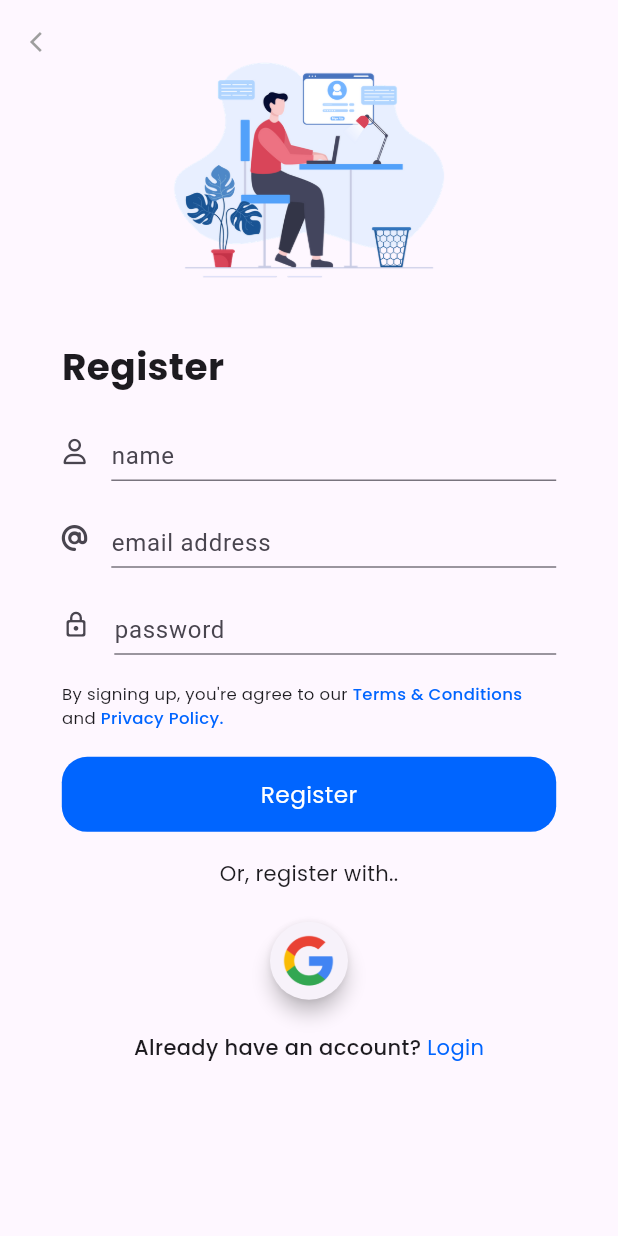
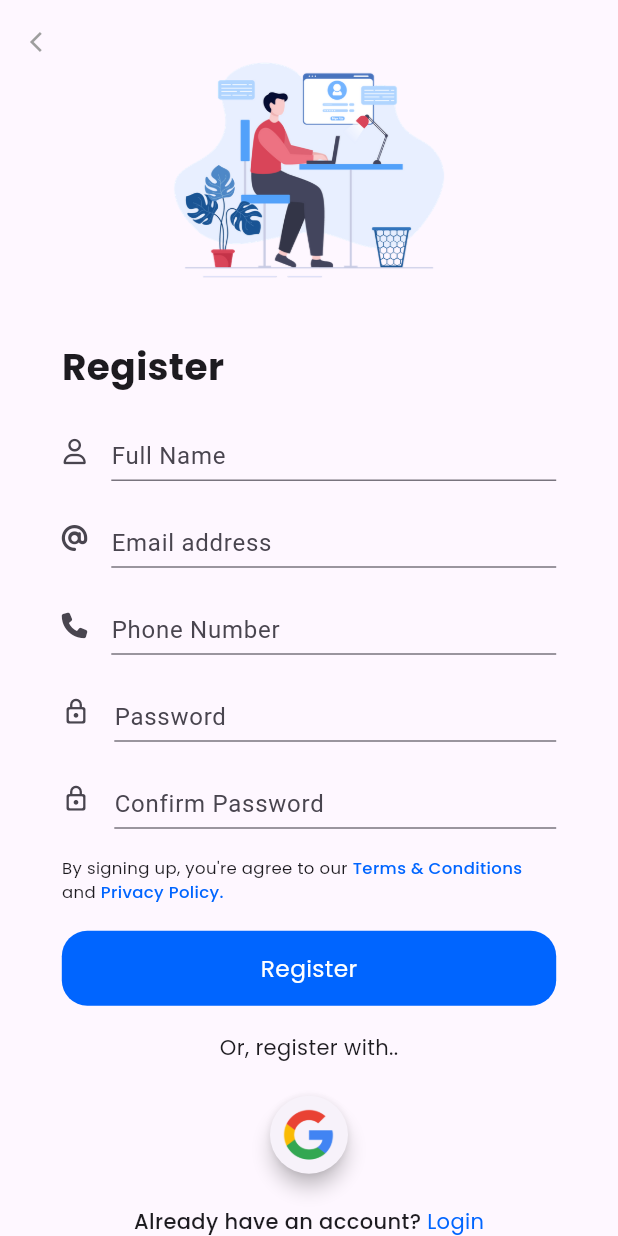
Before and after one commit to alaminXpro/TrackBangla, a Flutter app: the SignUp screen opened by its route, after a tap on "Register", on a phone screen of 412 x 824 dp. Run offline on Flutter 3.47's test engine with Material 3 defaults, Android fonts, the phone set to English and light mode, and no system bars; our stand-ins replace cloud_firestore, firebase_auth, firebase_core, font_awesome_flutter, get, google_fonts and 1 more; accounts and stored records are empty; network calls fail.

Commit message:
Commit from AlaminXpro

```diff
--- a/lib/main.dart
+++ b/lib/main.dart
@@ -23,7 +23,7 @@ class MyApp extends StatelessWidget {
       title: 'Track Bangla',
       theme: ThemeData.light(),
       darkTheme: ThemeData.dark(),
-      initialRoute: AppRoutes.login,
+      initialRoute: AppRoutes.onBoarding,
       getPages: AppRoutes.pages,
       initialBinding: InitialBindings(),
     );
--- a/lib/router/app_routes.dart
+++ b/lib/router/app_routes.dart
@@ -3,6 +3,7 @@ import 'package:trackbangla/view/login/login.dart';
 import 'package:trackbangla/view/reset_password/reset_password.dart';
 import 'package:trackbangla/view/signup/signup.dart';
 import 'package:get/get.dart';
+import 'package:trackbangla/widgets/WelcomePage.dart';
 
 class AppRoutes {
   static String login = '/login';
@@ -12,6 +13,8 @@ class AppRoutes {
   static String reset = '/reset';
 
   static String forgot = '/forgot';
+
+  static String onBoarding = '/onBoarding';
 
   static List<GetPage> pages = [
     GetPage(
@@ -30,5 +33,9 @@ class AppRoutes {
       name: reset,
       page: () => const ResetPassword(),
     ),
+    GetPage(
+      name: onBoarding,
+      page: () => const WelcomePage(),
+    )
   ];
 }
--- a/lib/view/signup/controller/signup_controller.dart
+++ b/lib/view/signup/controller/signup_controller.dart
@@ -1,3 +1,4 @@
+import 'package:cloud_firestore/cloud_firestore.dart';
 import 'package:flutter/material.dart';
 import 'package:get/get.dart';
 import 'package:trackbangla/router/app_routes.dart';
@@ -15,6 +16,10 @@ class SignUpController extends GetxController {
 
   TextEditingController emailController = TextEditingController();
 
+  TextEditingController confirmPasswordController = TextEditingController();
+
+  TextEditingController phoneController = TextEditingController();
+
   RxBool isLoading = false.obs;
 
   Future<void> register() async {
@@ -24,6 +29,13 @@ class SignUpController extends GetxController {
     final user = await api.registerUser(
         nameController.text, emailController.text, passwordController.text);
     if (user != null) {
+      //Add the user to the Firestore database
+      FirebaseFirestore.instance.collection('users').doc(user.uid).set({
+        'name': nameController.text,
+        'email': emailController.text,
+        'phone': phoneController.text,
+      });
+
       Get.snackbar('Success', 'User registered successfully!');
       Get.toNamed(AppRoutes.login);
     }
--- a/lib/view/signup/signup.dart
+++ b/lib/view/signup/signup.dart
@@ -61,7 +61,7 @@ class _SignUpState extends State<SignUp> {
                 ),
                 MyTextField(
                   controller: controller.nameController,
-                  hintText: "name",
+                  hintText: "Full Name",
                   keyboardType: TextInputType.name,
                   width: width * 0.8,
                   icon: const Icon(FontAwesomeIcons.user, size: 17),
@@ -71,7 +71,7 @@ class _SignUpState extends State<SignUp> {
                 ),
                 MyTextField(
                   controller: controller.emailController,
-                  hintText: "email address",
+                  hintText: "Email address",
                   keyboardType: TextInputType.emailAddress,
                   width: width * 0.8,
                   icon: const Icon(FontAwesomeIcons.at, size: 17),
@@ -80,8 +80,29 @@ class _SignUpState extends State<SignUp> {
                   height: Responsive.verticalSize(15),
                 ),
                 MyTextField(
-                  hintText: "password",
+                  controller: controller.phoneController,
+                  hintText: "Phone Number",
+                  keyboardType: TextInputType.phone,
+                  width: width * 0.8,
+                  icon: const Icon(FontAwesomeIcons.phone, size: 17),
+                ),
+                SizedBox(
+                  height: Responsive.verticalSize(15),
+                ),
+                MyTextField(
+                  hintText: "Password",
                   controller: controller.passwordController,
+                  obscureText: true,
+                  keyboardType: TextInputType.visiblePassword,
+                  width: width * 0.8,
+                  icon: const Icon(Icons.lock_outline_rounded, size: 19),
+                ),
+                SizedBox(
+                  height: Responsive.verticalSize(15),
+                ),
+                MyTextField(
+                  hintText: "Confirm Password",
+                  controller: controller.confirmPasswordController,
                   obscureText: true,
                   keyboardType: TextInputType.visiblePassword,
                   width: width * 0.8,
@@ -123,7 +144,14 @@ class _SignUpState extends State<SignUp> {
                 GetBuilder<SignUpController>(builder: (cont) {
                   return MyButton(
                     showCircularBar: cont.isLoading.value,
-                    onTap: () => cont.register(),
+                    onTap: () {
+                      if(controller.passwordController.text.trim() != controller.confirmPasswordController.text.trim()){
+                        Get.snackbar("Error", "Password and Confirm Password doesn't match");
+                      }
+                      else{
+                        cont.register();
+                      }
+                    },
                     text: "Register",
                   );
                 }),
--- a/lib/widgets/app_large_text.dart
+++ b/lib/widgets/app_large_text.dart
@@ -1,5 +1,6 @@
 import 'package:flutter/material.dart';
 
+// ignore: must_be_immutable
 class AppLargeText extends StatelessWidget {
   double size;
   final String text;
--- a/lib/widgets/app_text.dart
+++ b/lib/widgets/app_text.dart
@@ -1,5 +1,6 @@
 import 'package:flutter/material.dart';
 
+// ignore: must_be_immutable
 class AppText extends StatelessWidget {
   double size;
   final String text;
--- a/pubspec.yaml
+++ b/pubspec.yaml
@@ -41,6 +41,7 @@ dependencies:
   firebase_core: ^2.24.2
   firebase_auth: ^4.15.3
   google_sign_in: ^6.2.1
+  cloud_firestore: ^4.13.6
 
 dev_dependencies:
   flutter_test:
```
Also changed, not shown: lib/home.dart (+24 -2 lines), pubspec.lock, 3 other files. Lines whose indentation alone changed are shown as unchanged.
